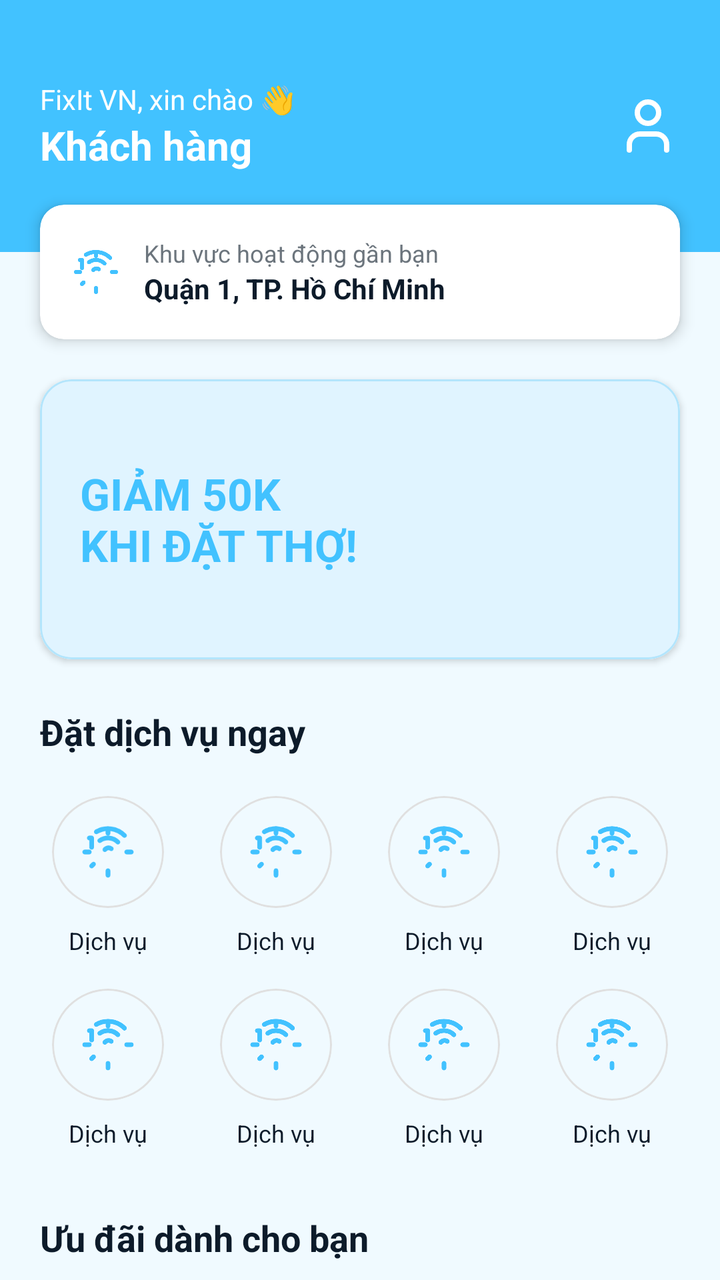
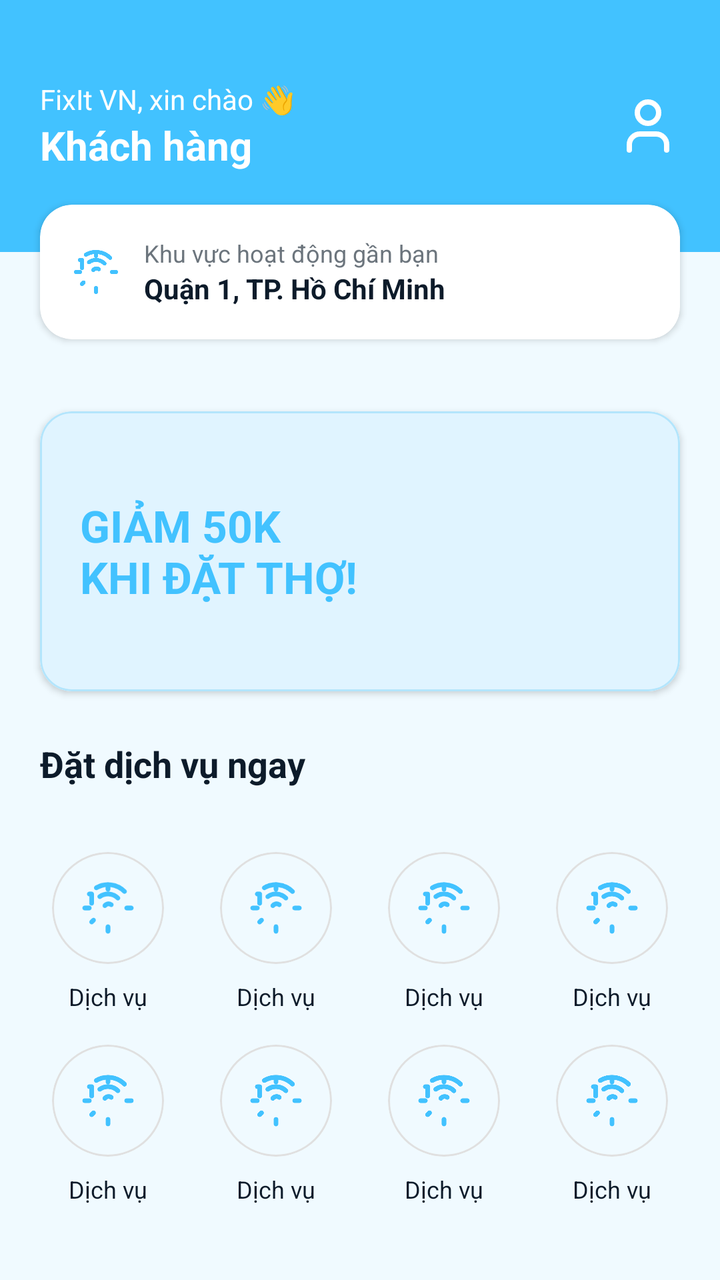

Two renders of the same Android screen: before a commit and after it. Below are the layout's source before the change and the commit's diff.
<!-- AndroidManifest.xml: application theme Theme.FixItVN -->
<!-- res/layout/fragment_customer_home.xml -->
<?xml version="1.0" encoding="utf-8"?>
<androidx.core.widget.NestedScrollView xmlns:android="http://schemas.android.com/apk/res/android"
    xmlns:app="http://schemas.android.com/apk/res-auto"
    android:layout_width="match_parent"
    android:layout_height="match_parent"
    android:background="#f0faff">

    <LinearLayout
        android:layout_width="match_parent"
        android:layout_height="wrap_content"
        android:orientation="vertical"
        android:paddingBottom="100dp"> 

        
        <LinearLayout
            android:layout_width="match_parent"
            android:layout_height="wrap_content"
            android:orientation="horizontal"
            android:paddingHorizontal="20dp"
            android:paddingTop="40dp"
            android:paddingBottom="40dp"
            android:gravity="center_vertical"
            android:background="#42c2ff">
            
            <LinearLayout
                android:layout_width="0dp"
                android:layout_height="wrap_content"
                android:layout_weight="1"
                android:orientation="vertical">
                <TextView
                    android:layout_width="wrap_content"
                    android:layout_height="wrap_content"
                    android:text="FixIt VN, xin chào 👋"
                    android:textColor="#ffffff"
                    android:textSize="14sp" />
                <TextView
                    android:layout_width="wrap_content"
                    android:layout_height="wrap_content"
                    android:text="Khách hàng"
                    android:textColor="#ffffff"
                    android:textSize="20sp"
                    android:textStyle="bold" />
            </LinearLayout>

            <ImageView
                android:layout_width="32dp"
                android:layout_height="32dp"
                android:src="@drawable/ic_lucide_user"
                app:tint="#ffffff"/>
        </LinearLayout>

        
        <com.google.android.material.card.MaterialCardView
            android:layout_width="match_parent"
            android:layout_height="wrap_content"
            android:layout_marginHorizontal="20dp"
            android:layout_marginTop="-24dp"
            app:cardCornerRadius="12dp"
            app:cardElevation="4dp"
            app:cardBackgroundColor="#ffffff">
            <LinearLayout
                android:layout_width="match_parent"
                android:layout_height="wrap_content"
                android:orientation="horizontal"
                android:padding="16dp"
                android:gravity="center_vertical">
                <ImageView
                    android:layout_width="24dp"
                    android:layout_height="24dp"
                    android:src="@drawable/ic_lucide_radar"
                    app:tint="#42c2ff"/>
                <LinearLayout
                    android:layout_width="wrap_content"
                    android:layout_height="wrap_content"
                    android:orientation="vertical"
                    android:layout_marginStart="12dp">
                    <TextView
                        android:layout_width="wrap_content"
                        android:layout_height="wrap_content"
                        android:text="Khu vực hoạt động gần bạn"
                        android:textSize="12sp"
                        android:textColor="#6c757d"/>
                    <TextView
                        android:layout_width="wrap_content"
                        android:layout_height="wrap_content"
                        android:text="Quận 1, TP. Hồ Chí Minh"
                        android:textSize="14sp"
                        android:textColor="#0d1b2a"
                        android:textStyle="bold"/>
                </LinearLayout>
            </LinearLayout>
        </com.google.android.material.card.MaterialCardView>

        
        <com.google.android.material.card.MaterialCardView
            android:layout_width="match_parent"
            android:layout_height="140dp"
            android:layout_marginHorizontal="20dp"
            android:layout_marginTop="20dp"
            app:cardCornerRadius="16dp"
            app:cardElevation="2dp"
            app:strokeWidth="1dp"
            app:strokeColor="#b3e5fc">
            
            <LinearLayout
                android:layout_width="match_parent"
                android:layout_height="match_parent"
                android:background="#e0f4ff"
                android:gravity="center_vertical"
                android:padding="20dp">
                
                <TextView
                    android:layout_width="wrap_content"
                    android:layout_height="wrap_content"
                    android:text="GIẢM 50K\nKHI ĐẶT THỢ!"
                    android:textColor="#42c2ff"
                    android:textSize="22sp"
                    android:textStyle="bold" />
                    
            </LinearLayout>
        </com.google.android.material.card.MaterialCardView>

        
        <TextView
            android:layout_width="wrap_content"
            android:layout_height="wrap_content"
            android:layout_marginHorizontal="20dp"
            android:layout_marginTop="24dp"
            android:text="Đặt dịch vụ ngay"
            android:textColor="#0d1b2a"
            android:textSize="18sp"
            android:textStyle="bold" />

        <GridLayout
            android:layout_width="match_parent"
            android:layout_height="wrap_content"
            android:layout_marginHorizontal="12dp"
            android:layout_marginTop="12dp"
            android:columnCount="4"
            android:rowCount="2">
            
            <include layout="@layout/item_customer_service" android:layout_width="0dp" android:layout_columnWeight="1" />
            <include layout="@layout/item_customer_service" android:layout_width="0dp" android:layout_columnWeight="1" />
            <include layout="@layout/item_customer_service" android:layout_width="0dp" android:layout_columnWeight="1" />
            <include layout="@layout/item_customer_service" android:layout_width="0dp" android:layout_columnWeight="1" />
            <include layout="@layout/item_customer_service" android:layout_width="0dp" android:layout_columnWeight="1" />
            <include layout="@layout/item_customer_service" android:layout_width="0dp" android:layout_columnWeight="1" />
            <include layout="@layout/item_customer_service" android:layout_width="0dp" android:layout_columnWeight="1" />
            <include layout="@layout/item_customer_service" android:layout_width="0dp" android:layout_columnWeight="1" />
            
        </GridLayout>

        
        <TextView
            android:layout_width="wrap_content"
            android:layout_height="wrap_content"
            android:layout_marginHorizontal="20dp"
            android:layout_marginTop="24dp"
            android:text="Ưu đãi dành cho bạn"
            android:textColor="#0d1b2a"
            android:textSize="18sp"
            android:textStyle="bold" />

        <HorizontalScrollView
            android:layout_width="match_parent"
            android:layout_height="wrap_content"
            android:layout_marginTop="12dp"
            android:paddingHorizontal="20dp"
            android:clipToPadding="false"
            android:scrollbars="none">

            <LinearLayout
                android:layout_width="wrap_content"
                android:layout_height="wrap_content"
                android:orientation="horizontal">

                <include layout="@layout/item_customer_promo" />
                <include layout="@layout/item_customer_promo" />
                <include layout="@layout/item_customer_promo" />

            </LinearLayout>
        </HorizontalScrollView>

    </LinearLayout>
</androidx.core.widget.NestedScrollView>
<!-- res/layout/item_customer_service.xml (included above) -->
<?xml version="1.0" encoding="utf-8"?>
<LinearLayout xmlns:android="http://schemas.android.com/apk/res/android"
    xmlns:app="http://schemas.android.com/apk/res-auto"
    android:layout_width="match_parent"
    android:layout_height="wrap_content"
    android:gravity="center"
    android:orientation="vertical"
    android:padding="8dp">

    <com.google.android.material.card.MaterialCardView
        android:layout_width="56dp"
        android:layout_height="56dp"
        app:cardCornerRadius="28dp"
        app:cardBackgroundColor="#f0faff"
        app:cardElevation="0dp"
        app:strokeWidth="1dp"
        app:strokeColor="#e0e0e0">

        <ImageView
            android:id="@+id/ivServiceIcon"
            android:layout_width="28dp"
            android:layout_height="28dp"
            android:layout_gravity="center"
            android:src="@drawable/ic_lucide_radar"
            app:tint="#42c2ff" />
    </com.google.android.material.card.MaterialCardView>

    <TextView
        android:id="@+id/tvServiceName"
        android:layout_width="wrap_content"
        android:layout_height="wrap_content"
        android:layout_marginTop="8dp"
        android:text="Dịch vụ"
        android:textColor="#0d1b2a"
        android:textSize="12sp"
        android:textAlignment="center"
        android:maxLines="2"
        android:ellipsize="end"/>
</LinearLayout>
<!-- res/layout/item_customer_promo.xml (included above) -->
<?xml version="1.0" encoding="utf-8"?>
<com.google.android.material.card.MaterialCardView xmlns:android="http://schemas.android.com/apk/res/android"
    xmlns:app="http://schemas.android.com/apk/res-auto"
    android:layout_width="280dp"
    android:layout_height="wrap_content"
    android:layout_marginEnd="16dp"
    android:layout_marginVertical="8dp"
    app:cardCornerRadius="16dp"
    app:cardElevation="2dp"
    app:cardBackgroundColor="#ffffff">

    <LinearLayout
        android:layout_width="match_parent"
        android:layout_height="wrap_content"
        android:orientation="vertical">

        
        <View
            android:layout_width="match_parent"
            android:layout_height="120dp"
            android:background="#42c2ff" />

        <LinearLayout
            android:layout_width="match_parent"
            android:layout_height="wrap_content"
            android:orientation="vertical"
            android:padding="16dp">

            <TextView
                android:id="@+id/tvPromoTitle"
                android:layout_width="wrap_content"
                android:layout_height="wrap_content"
                android:text="Khuyến mãi"
                android:textColor="#42c2ff"
                android:textSize="14sp"
                android:textStyle="bold" />

            <TextView
                android:id="@+id/tvPromoDescription"
                android:layout_width="wrap_content"
                android:layout_height="wrap_content"
                android:layout_marginTop="4dp"
                android:text="Mô tả khuyến mãi"
                android:textColor="#0d1b2a"
                android:textSize="18sp"
                android:textStyle="bold" />
        </LinearLayout>
    </LinearLayout>

</com.google.android.material.card.MaterialCardView>
<!-- resources referenced by this layout -->
<resources>
  <!-- drawable ic_lucide_user (drawable) -->
  <vector xmlns:android="http://schemas.android.com/apk/res/android"
      android:width="24dp"
      android:height="24dp"
      android:viewportWidth="24"
      android:viewportHeight="24">
    <path
        android:pathData="M19,21v-2a4,4 0,0 0,-4 -4H9a4,4 0,0 0,-4 4v2"
        android:strokeLineJoin="round"
        android:strokeWidth="2"
        android:fillColor="#00000000"
        android:strokeColor="#000000"
        android:strokeLineCap="round"/>
    <path
        android:pathData="M12,7m-4,0a4,4 0,1 1,8 0a4,4 0,1 1,-8 0"
        android:strokeLineJoin="round"
        android:strokeWidth="2"
        android:fillColor="#00000000"
        android:strokeColor="#000000"
        android:strokeLineCap="round"/>
  </vector>
  <style name="Theme.FixItVN" parent="Theme.MaterialComponents.DayNight.NoActionBar">
  
          
          <item name="colorPrimary">#42c2ff</item>
          <item name="colorPrimaryDark">#00658b</item>
          <item name="colorPrimaryVariant">#00658b</item>
          <item name="colorOnPrimary">#ffffff</item>
  
          
          <item name="colorSecondary">#42c2ff</item>
          <item name="colorSecondaryVariant">#1a9fe0</item>
          <item name="colorOnSecondary">#ffffff</item>
  
          
          <item name="android:colorBackground">#f0faff</item>
          <item name="android:windowBackground">#f0faff</item>
          <item name="colorSurface">#ffffff</item>
          <item name="colorOnSurface">#0d1b2a</item>
  
          
          <item name="android:statusBarColor">#ffffff</item>
          <item name="android:windowLightStatusBar">true</item>
  
          
          <item name="android:navigationBarColor">#ffffff</item>
  
      </style>
  <!-- unchanged entries left out for length: 1 -->
</resources>

<!-- the commit's change to res/layout/fragment_customer_home.xml (unified diff, before → after) -->
@@ -51,13 +51,11 @@
 
         
         <com.google.android.material.card.MaterialCardView
-            android:layout_width="match_parent"
-            android:layout_height="wrap_content"
-            android:layout_marginHorizontal="20dp"
-            android:layout_marginTop="-24dp"
-            app:cardCornerRadius="12dp"
-            app:cardElevation="4dp"
-            app:cardBackgroundColor="#ffffff">
+            style="@style/FixIt.Card.Content"
+            android:layout_width="match_parent"
+            android:layout_height="wrap_content"
+            android:layout_marginHorizontal="20dp"
+            android:layout_marginTop="-24dp">
             <LinearLayout
                 android:layout_width="match_parent"
                 android:layout_height="wrap_content"
@@ -122,14 +120,13 @@
 
         
         <TextView
+            style="@style/FixIt.Text.SectionHeader"
             android:layout_width="wrap_content"
             android:layout_height="wrap_content"
             android:layout_marginHorizontal="20dp"
             android:layout_marginTop="24dp"
             android:text="Đặt dịch vụ ngay"
-            android:textColor="#0d1b2a"
-            android:textSize="18sp"
-            android:textStyle="bold" />
+            android:textSize="18sp" />
 
         <GridLayout
             android:layout_width="match_parent"
@@ -152,14 +149,13 @@
 
         
         <TextView
+            style="@style/FixIt.Text.SectionHeader"
             android:layout_width="wrap_content"
             android:layout_height="wrap_content"
             android:layout_marginHorizontal="20dp"
             android:layout_marginTop="24dp"
             android:text="Ưu đãi dành cho bạn"
-            android:textColor="#0d1b2a"
-            android:textSize="18sp"
-            android:textStyle="bold" />
+            android:textSize="18sp" />
 
         <HorizontalScrollView
             android:layout_width="match_parent"
<!-- resource entries referenced after the edit -->
@@ -21,6 +21,20 @@
         android:strokeColor="#000000"
         android:strokeLineCap="round"/>
   </vector>
+  <style name="FixIt.Card.Content" parent="Widget.MaterialComponents.CardView">
+          <item name="cardBackgroundColor">@android:color/white</item>
+          <item name="cardCornerRadius">16dp</item>
+          <item name="cardElevation">2dp</item>
+          <item name="strokeWidth">0dp</item>
+          <item name="android:layout_marginBottom">16dp</item>
+      </style>
+  <style name="FixIt.Text.SectionHeader">
+          <item name="android:textSize">16sp</item>
+          <item name="android:textColor">#0d1b2a</item>
+          <item name="android:textStyle">bold</item>
+          <item name="android:layout_marginBottom">12dp</item>
+          <item name="android:layout_marginTop">8dp</item>
+      </style>
   <style name="Theme.FixItVN" parent="Theme.MaterialComponents.DayNight.NoActionBar">
   
           
